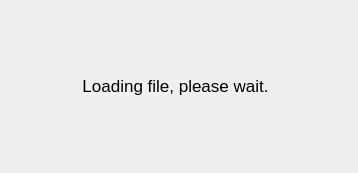
The window that loading.ui (TrinhLab/CASPERapp) describes before a commit, drawn with Qt 5.
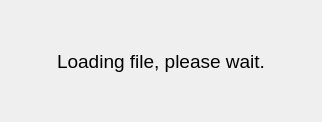
The same window after the commit.

```diff
--- a/loading.ui
+++ b/loading.ui
@@ -7,24 +7,33 @@
     <x>0</x>
     <y>0</y>
     <width>358</width>
-    <height>173</height>
+    <height>224</height>
    </rect>
   </property>
+  <property name="font">
+   <font>
+    <family>Arial</family>
+    <pointsize>14</pointsize>
+   </font>
+  </property>
   <property name="windowTitle">
    <string>Form</string>
   </property>
+  <layout class="QGridLayout" name="gridLayout">
+   <property name="sizeConstraint">
+    <enum>QLayout::SetFixedSize</enum>
+   </property>
+   <item row="0" column="0">
   <widget class="QLabel" name="label">
-   <property name="geometry">
-    <rect>
-     <x>60</x>
-     <y>50</y>
-     <width>231</width>
-     <height>71</height>
-    </rect>
+     <property name="minimumSize">
+      <size>
+       <width>300</width>
+       <height>100</height>
+      </size>
    </property>
    <property name="font">
     <font>
-     <pointsize>13</pointsize>
+       <pointsize>14</pointsize>
     </font>
    </property>
    <property name="text">
@@ -34,6 +43,8 @@
     <set>Qt::AlignCenter</set>
    </property>
   </widget>
+   </item>
+  </layout>
  </widget>
  <resources/>
  <connections/>
```
Left out of the diff: 2 changed lines with no effect on the pictures. Lines whose indentation alone changed are shown as unchanged.
